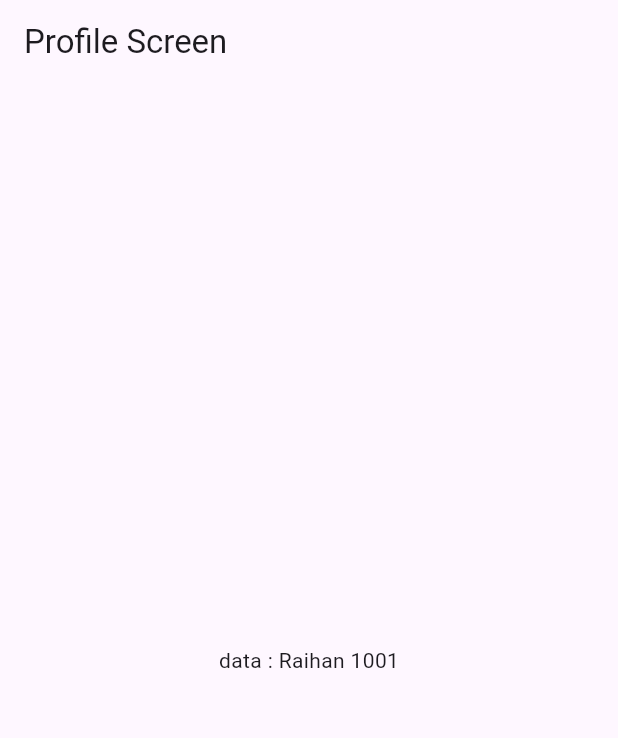
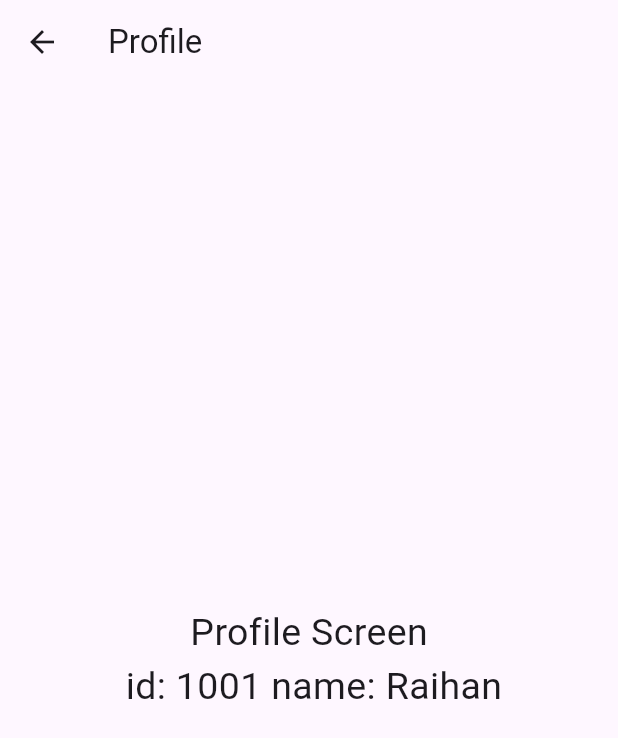
Before and after one commit to raihansikdar/go_router_tutorial, a Flutter app: the screen it shows after launch, after a tap on "Go to Profile", on a phone screen of 412 x 824 dp. Shown: the top 738 px of the screen. Run offline on Flutter 3.47's test engine with Material 3 defaults, Android fonts, the phone set to English and light mode, and no system bars; our stand-ins replace go_router.

Commit message:
Add go router

```diff
--- a/lib/app_router/app_routing.dart
+++ b/lib/app_router/app_routing.dart
@@ -13,18 +13,21 @@ class AppRouting{
       routes: [
 
         GoRoute(
+          name: 'home',
             path: "/",
             builder: (context,state) => const HomeScreen(),
+          routes: [
+            GoRoute(
+                name: 'profile',
+                path: "/profile/:userId/:userName",
+                builder: (context,state) => ProfileScreen(
+                  userId: int.parse(state.pathParameters['userId'] ?? ''),
+                  userName: state.pathParameters['userName'] ?? '',
+                )
+            ),
+          ]
         ),
-        GoRoute(
-          name: 'profile',
-          path: "/profile/:name/:id",
-          builder: (context,state)=> ProfileScreen(
-            name: state.pathParameters['name'] ?? '',
-            id: int.parse(state.pathParameters['id'] ?? ''),
-          )
 
-        ),
 
         GoRoute(
             path: "/product/:productName",
--- a/lib/home_screen.dart
+++ b/lib/home_screen.dart
@@ -20,9 +20,12 @@ class HomeScreen extends StatelessWidget {
             ElevatedButton(onPressed: (){
              context.push("/product/T-shirt");
             }, child: const Text("Go to Product")),
-            ElevatedButton(onPressed: (){
-              context.goNamed('profile',pathParameters: {"name": "Raihan",'id': '1001'});
-            }, child: const Text("Go to Profile"))
+
+            ElevatedButton(
+                onPressed: (){
+               context.goNamed('profile',pathParameters: {"userId": "1001", "userName":"Raihan"});
+            }, child: const Text("Go to Profile")),
+
           ],
         ),
       ),
--- a/lib/profile_screen.dart
+++ b/lib/profile_screen.dart
@@ -1,17 +1,30 @@
 import 'package:flutter/material.dart';
+import 'package:go_router/go_router.dart';
+import 'package:go_router_tutorial/app_router/app_routing.dart';
 
 class ProfileScreen extends StatelessWidget {
-  final int id;
-  final String name;
-  const ProfileScreen({super.key, required this.name, required this.id});
+  final int userId;
+  final String userName;
+  const ProfileScreen({super.key, required this.userId, required this.userName});
 
   @override
   Widget build(BuildContext context) {
     return Scaffold(
-      appBar: AppBar(title: Text("Profile Screen"),),
-      body: Center(
-        child: Text("data : $name $id"),
+      appBar: AppBar(title: Text("Profile"),
+      leading: GestureDetector(
+          onTap: (){
+            context.goNamed("home");
+          },
+          child: Icon(Icons.arrow_back)),
       ),
+      body: Center(child: Column(
+        mainAxisAlignment: MainAxisAlignment.center,
+        children: [
+          Text("Profile Screen",style: TextStyle(fontSize: 25),),
+          Text(" id: $userId name: $userName",style: TextStyle(fontSize: 25),),
+        ],
+      ),),
     );
+
   }
 }
```
